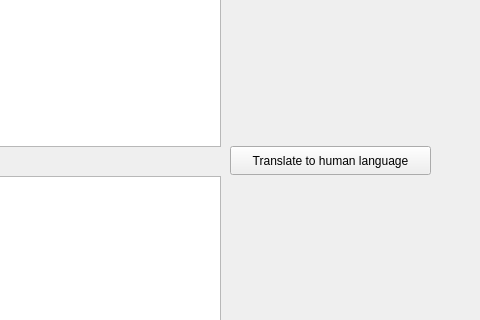
First picture: the form in ConverterCppToPython/mainwindow.ui, repository Quleat/ConverterCppToPython, before the edit; both pictures show x 320 to 800 and y 123 to 443 of the 800 by 600 pixel window.
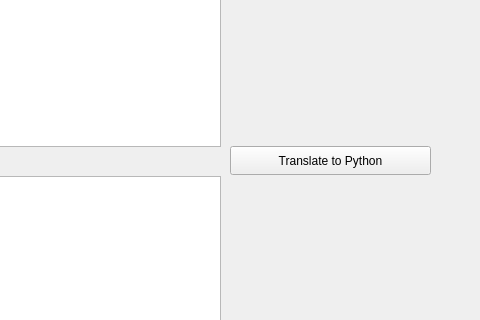
Second picture: the form after the edit.

The edit to the form file:
```diff
--- a/ConverterCppToPython/mainwindow.ui
+++ b/ConverterCppToPython/mainwindow.ui
@@ -24,7 +24,7 @@
      </rect>
     </property>
     <property name="text">
-     <string>Translate to human language</string>
+     <string>Translate to Python</string>
     </property>
    </widget>
    <widget class="QTextEdit" name="textEdit">
```
